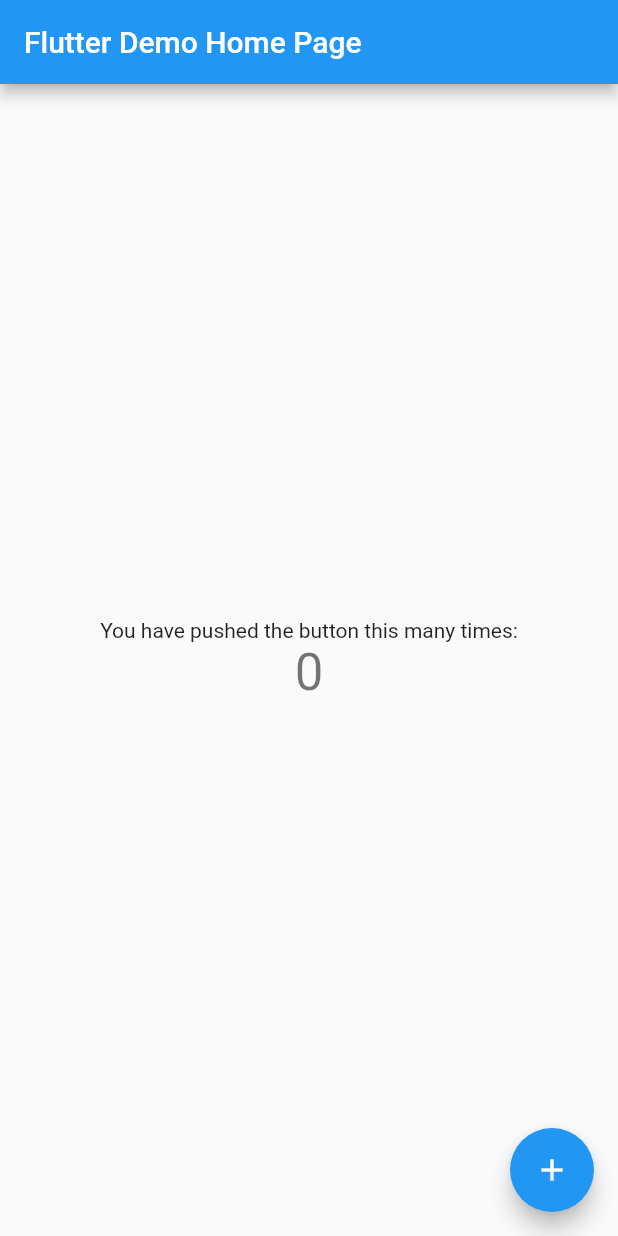
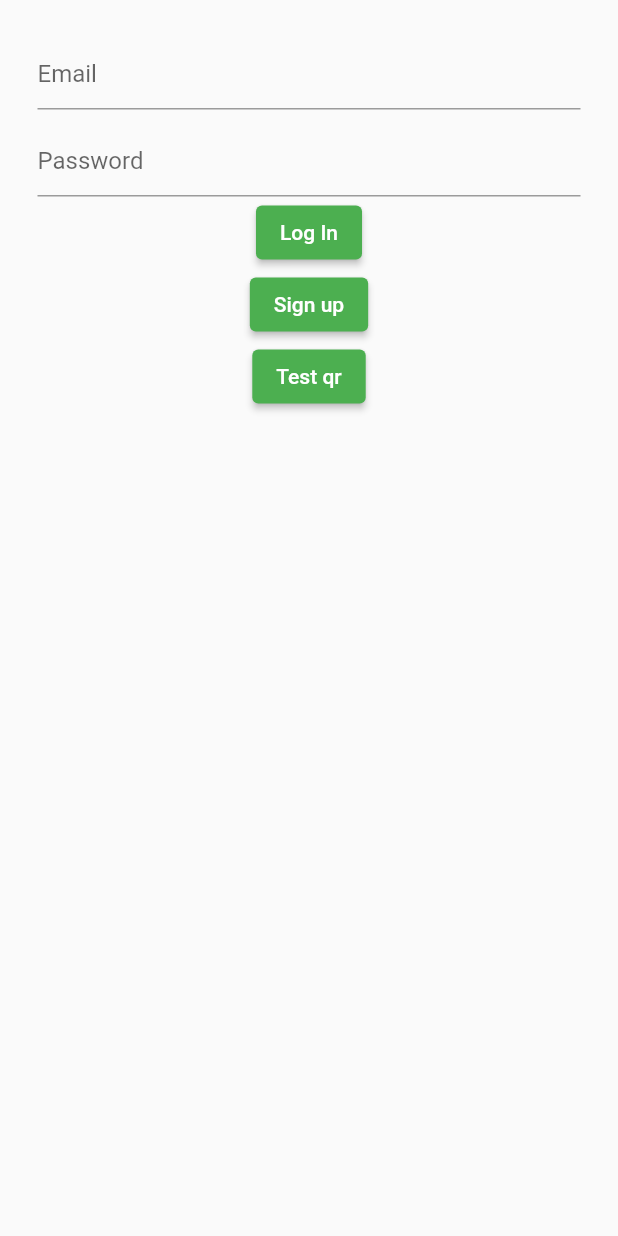
Before and after one commit to bartoszmaka00/hackathon_app, a Flutter app: the screen it shows after launch, on a phone screen of 412 x 824 dp. Run offline on Flutter 3.47's test engine with Material 2 defaults, Android fonts, the phone set to English and light mode, and no system bars; our stand-ins replace flutter_spinkit; missing offline and left inert: qr_code_scanner.

Commit message:
user can now sign up and sign in

```diff
--- a/lib/main.dart
+++ b/lib/main.dart
@@ -1,4 +1,7 @@
 import 'package:flutter/material.dart';
+import 'shared/routes.dart';
+import 'package:provider/provider.dart';
+import 'services/authorization.dart';
 
 void main() {
   runApp(const MyApp());
@@ -10,106 +13,26 @@ class MyApp extends StatelessWidget {
   // This widget is the root of your application.
   @override
   Widget build(BuildContext context) {
-    return MaterialApp(
-      title: 'Flutter Demo',
-      theme: ThemeData(
-        // This is the theme of your application.
-        //
-        // Try running your application with "flutter run". You'll see the
-        // application has a blue toolbar. Then, without quitting the app, try
-        // changing the primarySwatch below to Colors.green and then invoke
-        // "hot reload" (press "r" in the console where you ran "flutter run",
-        // or simply save your changes to "hot reload" in a Flutter IDE).
-        // Notice that the counter didn't reset back to zero; the application
-        // is not restarted.
-        primarySwatch: Colors.blue,
+    return MultiProvider(
+      providers: [
+        ChangeNotifierProvider(create: (context) => AuthorizationProvider()),
+      ],
+      child: GestureDetector(
+        onTap: () {
+          FocusScopeNode currentFocus = FocusScope.of(context);
+          if (!currentFocus.hasPrimaryFocus) {
+            currentFocus.focusedChild?.unfocus();
+          }
+        },
+        child: MaterialApp(
+          routes: myRoutes,
+          title: 'CarbonLess',
+          initialRoute: '/',
+          theme: ThemeData(
+            primarySwatch: Colors.green,
+          ),
+        ),
       ),
-      home: const MyHomePage(title: 'Flutter Demo Home Page'),
     );
   }
 }
-
-class MyHomePage extends StatefulWidget {
-  const MyHomePage({Key? key, required this.title}) : super(key: key);
-
-  // This widget is the home page of your application. It is stateful, meaning
-  // that it has a State object (defined below) that contains fields that affect
-  // how it looks.
-
-  // This class is the configuration for the state. It holds the values (in this
-  // case the title) provided by the parent (in this case the App widget) and
-  // used by the build method of the State. Fields in a Widget subclass are
-  // always marked "final".
-
-  final String title;
-
-  @override
-  State<MyHomePage> createState() => _MyHomePageState();
-}
-
-class _MyHomePageState extends State<MyHomePage> {
-  int _counter = 0;
-
-  void _incrementCounter() {
-    setState(() {
-      // This call to setState tells the Flutter framework that something has
-      // changed in this State, which causes it to rerun the build method below
-      // so that the display can reflect the updated values. If we changed
-      // _counter without calling setState(), then the build method would not be
-      // called again, and so nothing would appear to happen.
-      _counter++;
-    });
-  }
-
-  @override
-  Widget build(BuildContext context) {
-    // This method is rerun every time setState is called, for instance as done
-    // by the _incrementCounter method above.
-    //
-    // The Flutter framework has been optimized to make rerunning build methods
-    // fast, so that you can just rebuild anything that needs updating rather
-    // than having to individually change instances of widgets.
-    return Scaffold(
-      appBar: AppBar(
-        // Here we take the value from the MyHomePage object that was created by
-        // the App.build method, and use it to set our appbar title.
-        title: Text(widget.title),
-      ),
-      body: Center(
-        // Center is a layout widget. It takes a single child and positions it
-        // in the middle of the parent.
-        child: Column(
-          // Column is also a layout widget. It takes a list of children and
-          // arranges them vertically. By default, it sizes itself to fit its
-          // children horizontally, and tries to be as tall as its parent.
-          //
-          // Invoke "debug painting" (press "p" in the console, choose the
-          // "Toggle Debug Paint" action from the Flutter Inspector in Android
-          // Studio, or the "Toggle Debug Paint" command in Visual Studio Code)
-          // to see the wireframe for each widget.
-          //
-          // Column has various properties to control how it sizes itself and
-          // how it positions its children. Here we use mainAxisAlignment to
-          // center the children vertically; the main axis here is the vertical
-          // axis because Columns are vertical (the cross axis would be
-          // horizontal).
-          mainAxisAlignment: MainAxisAlignment.center,
-          children: <Widget>[
-            const Text(
-              'You have pushed the button this many times:',
-            ),
-            Text(
-              '$_counter',
-              style: Theme.of(context).textTheme.headline4,
-            ),
-          ],
-        ),
-      ),
-      floatingActionButton: FloatingActionButton(
-        onPressed: _incrementCounter,
-        tooltip: 'Increment',
-        child: const Icon(Icons.add),
-      ), // This trailing comma makes auto-formatting nicer for build methods.
-    );
-  }
-}
--- /dev/null
+++ b/lib/models/user.dart
@@ -0,0 +1,25 @@
+class User {
+  final String bearerToken;
+  String name;
+  String lastName;
+  String email;
+  int points;
+  final id;
+  User(
+      {required this.bearerToken,
+      required this.name,
+      required this.lastName,
+      required this.email,
+      required this.points,
+      required this.id});
+  factory User.fromJson(
+      Map<String, dynamic> header, Map<String, dynamic> body) {
+    return User(
+        bearerToken: header['authorization'],
+        name: body['name'],
+        lastName: body['lastname'],
+        email: body['email'],
+        id: body['id'],
+        points: body['points']);
+  }
+}
--- /dev/null
+++ b/lib/services/authorization.dart
@@ -0,0 +1,84 @@
+import 'package:biker_mice_from_mars/models/user.dart';
+import 'package:flutter/cupertino.dart';
+import 'dart:convert';
+import 'package:http/http.dart' as http;
+
+enum Status {
+  uninitialized,
+  unauthorized,
+  authorized,
+}
+
+class AuthorizationProvider extends ChangeNotifier {
+  AuthorizationProvider();
+
+  User _user = User(
+      bearerToken: '', name: '', lastName: '', email: '', points: 0, id: -1);
+  User get user => _user;
+  Status _isAuthorized = Status.uninitialized;
+  Status get isAuthorized => _isAuthorized;
+  final String url = 'stark-harbor-12710.herokuapp.com';
+  final String urlSignIn = '/users/sign_in.json';
+  final String urlSignUp = '/users.json';
+  Future<User> loginUser(String email, String password) async {
+    try {
+      final response = await http.post(Uri.https(url, urlSignIn),
+          headers: <String, String>{
+            'Content-Type': 'application/json; charset=UTF-8',
+          },
+          body: jsonEncode(<String, dynamic>{
+            'user': {
+              'email': email,
+              'password': password,
+            }
+          }));
+      if (response.statusCode == 200 || response.statusCode == 201) {
+        _user = User.fromJson(response.headers, jsonDecode(response.body));
+        _isAuthorized = Status.authorized;
+        notifyListeners();
+        return user;
+      } else {
+        _isAuthorized = Status.unauthorized;
+        notifyListeners();
+        return user;
+      }
+    } catch (e) {
+      _isAuthorized = Status.unauthorized;
+      notifyListeners();
+      return user;
+    }
+  }
+
+  Future<User> registerUser(String email, String password,
+      String passwordConfirmation, String name, String lastName) async {
+    try {
+      final response = await http.post(Uri.https(url, urlSignUp),
+          headers: <String, String>{
+            'Content-Type': 'application/json; charset=UTF-8',
+          },
+          body: jsonEncode(<String, dynamic>{
+            'user': {
+              'email': email,
+              'name': name,
+              'lastname': lastName,
+              'password': password,
+              'password_confirmation': passwordConfirmation
+            }
+          }));
+      if (response.statusCode == 201) {
+        _user = User.fromJson(response.headers, jsonDecode(response.body));
+        _isAuthorized = Status.authorized;
+        notifyListeners();
+        return user;
+      } else {
+        _isAuthorized = Status.unauthorized;
+        notifyListeners();
+        return user;
+      }
+    } catch (e) {
+      _isAuthorized = Status.unauthorized;
+      notifyListeners();
+      return user;
+    }
+  }
+}
--- /dev/null
+++ b/lib/shared/routes.dart
@@ -0,0 +1,14 @@
+import 'package:flutter/cupertino.dart';
+
+import '../views/sign_in.dart';
+import '../views/sign_up.dart';
+import '../views/menu.dart';
+import '../views/qr_view.dart';
+
+var myRoutes = <String, WidgetBuilder>{
+  '/': (context) => SignIn(),
+  '/sign_in': (context) => SignIn(),
+  '/menu': (context) => Menu(),
+  '/sign_up': (context) => SignUp(),
+  '/qr_test': (context) => QRViewExample(),
+};
--- /dev/null
+++ b/lib/views/sign_in.dart
@@ -0,0 +1,111 @@
+import 'package:biker_mice_from_mars/services/authorization.dart';
+import 'package:flutter/material.dart';
+import 'package:provider/provider.dart';
+import 'package:biker_mice_from_mars/shared/validators.dart';
+import 'loading_screen.dart';
+
+class SignIn extends StatefulWidget {
+  const SignIn({Key? key}) : super(key: key);
+
+  @override
+  State<SignIn> createState() => _SignInState();
+}
+
+class _SignInState extends State<SignIn> {
+  final _formKey = GlobalKey<FormState>();
+  String email = '';
+  String password = '';
+  String error = '';
+  bool isVisibleError = false;
+  bool isVisibleLoading = false;
+
+  @override
+  Widget build(BuildContext context) {
+    return isVisibleLoading
+        ? Loading()
+        : Scaffold(
+            body: Form(
+            key: _formKey,
+            child: SafeArea(
+              minimum: EdgeInsets.all(25),
+              child: Column(
+                children: [
+                  TextFormField(
+                    validator: (value) {
+                      return emailValidator(value, 'Please enter your email');
+                    },
+                    decoration: InputDecoration(
+                      hintText: 'Email',
+                    ),
+                    onChanged: (value) {
+                      setState(() {
+                        email = value;
+                      });
+                    },
+                  ),
+                  SizedBox(height: 10),
+                  TextFormField(
+                    validator: (value) {
+                      return passwordValidator(value, 6);
+                    },
+                    decoration: InputDecoration(
+                      hintText: 'Password',
+                    ),
+                    onChanged: (value) {
+                      setState(() {
+                        password = value;
+                      });
+                    },
+                  ),
+                  ElevatedButton(
+                      onPressed: () => _signInButton(), child: Text('Log In')),
+                  ElevatedButton(
+                      onPressed: () => Navigator.pushNamed(context, '/sign_up'),
+                      child: Text('Sign up')),
+                  Visibility(
+                    child: Text(
+                      error,
+                      style: TextStyle(color: Colors.red),
+                    ),
+                    visible: isVisibleError,
+                  ),
+                  ElevatedButton(
+                      onPressed: () => Navigator.pushNamed(context, '/qr_test'),
+                      child: Text('Test qr'))
+                ],
+              ),
+            ),
+          ));
+  }
+
+  void _signInButton() async {
+    if (_formKey.currentState!.validate()) {
+      setState(() {
+        isVisibleError = false;
+        isVisibleLoading = true;
+      });
+      final provider =
+          Provider.of<AuthorizationProvider>(context, listen: false);
+      await provider.loginUser(email, password);
+      if (provider.isAuthorized == Status.unauthorized) {
+        setState(() {
+          error = 'Couldn\'t sign in with those credentials';
+          isVisibleError = true;
+          isVisibleLoading = false;
+        });
+      } else {
+        setState(() {
+          isVisibleError = false;
+          isVisibleLoading = false;
+        });
+        Navigator.pushNamed(context, '/menu');
+      }
+    } else {
+      setState(() {
+        error = 'Invalid credentials';
+        isVisibleError = true;
+        isVisibleLoading = false;
+      });
+    }
+  }
+}
--- a/pubspec.yaml
+++ b/pubspec.yaml
@@ -29,6 +29,12 @@ environment:
 dependencies:
   flutter:
     sdk: flutter
+  http: ^0.13.4
+  provider: ^6.0.2
+  navigator: ^1.1.0
+  flutter_spinkit: ^5.1.0
+  qr_code_scanner: ^0.7.0
+
 
 
   # The following adds the Cupertino Icons font to your application.
```
Also changed, not shown: lib/shared/validators.dart (added, +26 -0 lines), lib/views/loading_screen.dart (added, +11 -0 lines), lib/views/menu.dart (added, +19 -0 lines), lib/views/qr_view.dart (added, +168 -0 lines), lib/views/sign_up.dart (added, +155 -0 lines), pubspec.lock, 1 other file.
